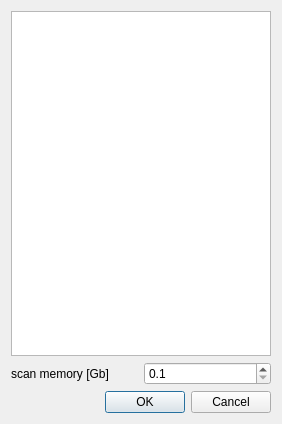
Above: src/libengrid/guibrlcadimportdialogue.ui from enGits/engrid before the change. Below: the same form after it.
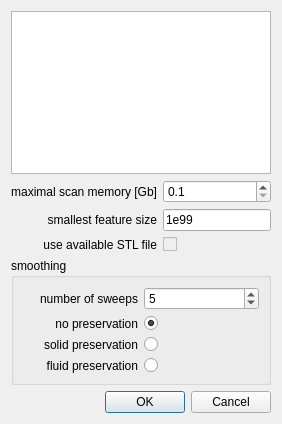
That is the form after the change.

Diff of the .ui file:
```diff
--- a/src/libengrid/guibrlcadimportdialogue.ui
+++ b/src/libengrid/guibrlcadimportdialogue.ui
@@ -13,14 +13,21 @@
   <property name="windowTitle">
    <string>Dialog</string>
   </property>
-  <layout class="QGridLayout" name="gridLayout">
-   <item row="0" column="0" colspan="2">
-    <widget class="QListWidget" name="listWidget"/>
+  <layout class="QGridLayout" name="gridLayout_2">
+   <item row="6" column="0" colspan="2">
+    <widget class="QDialogButtonBox" name="buttonBox">
+     <property name="orientation">
+      <enum>Qt::Horizontal</enum>
+     </property>
+     <property name="standardButtons">
+      <set>QDialogButtonBox::Cancel|QDialogButtonBox::Ok</set>
+     </property>
+    </widget>
    </item>
-   <item row="1" column="0">
-    <widget class="QLabel" name="label">
+   <item row="2" column="1">
+    <widget class="QLineEdit" name="lineEditSmallestFeature">
      <property name="text">
-      <string>scan memory [Gb]</string>
+      <string>1e99</string>
      </property>
     </widget>
    </item>
@@ -40,13 +47,129 @@
      </property>
     </widget>
    </item>
-   <item row="2" column="0" colspan="2">
-    <widget class="QDialogButtonBox" name="buttonBox">
-     <property name="orientation">
-      <enum>Qt::Horizontal</enum>
+   <item row="0" column="0" colspan="2">
+    <widget class="QListWidget" name="listWidget"/>
+   </item>
+   <item row="1" column="0">
+    <widget class="QLabel" name="label">
+     <property name="text">
+      <string>maximal scan memory [Gb]</string>
      </property>
-     <property name="standardButtons">
-      <set>QDialogButtonBox::Cancel|QDialogButtonBox::Ok</set>
+     <property name="alignment">
+      <set>Qt::AlignRight|Qt::AlignTrailing|Qt::AlignVCenter</set>
+     </property>
+    </widget>
+   </item>
+   <item row="5" column="0" colspan="2">
+    <widget class="QGroupBox" name="groupBox">
+     <property name="title">
+      <string>smoothing</string>
+     </property>
+     <layout class="QGridLayout" name="gridLayout">
+      <item row="1" column="1">
+       <widget class="QRadioButton" name="radioButtonNoPreservation">
+        <property name="text">
+         <string/>
+        </property>
+        <property name="checked">
+         <bool>true</bool>
+        </property>
+       </widget>
+      </item>
+      <item row="0" column="1">
+       <widget class="QSpinBox" name="spinBoxSmoothing">
+        <property name="maximum">
+         <number>100</number>
+        </property>
+        <property name="value">
+         <number>5</number>
+        </property>
+       </widget>
+      </item>
+      <item row="0" column="0">
+       <widget class="QLabel" name="label_3">
+        <property name="text">
+         <string>number of sweeps</string>
+        </property>
+        <property name="alignment">
+         <set>Qt::AlignRight|Qt::AlignTrailing|Qt::AlignVCenter</set>
+        </property>
+       </widget>
+      </item>
+      <item row="2" column="1">
+       <widget class="QRadioButton" name="radioButtonSolidPreservation">
+        <property name="text">
+         <string/>
+        </property>
+       </widget>
+      </item>
+      <item row="3" column="1">
+       <widget class="QRadioButton" name="radioButtonFluidPreservation">
+        <property name="text">
+         <string/>
+        </property>
+       </widget>
+      </item>
+      <item row="1" column="0">
+       <widget class="QLabel" name="label_4">
+        <property name="text">
+         <string>no preservation</string>
+        </property>
+        <property name="alignment">
+         <set>Qt::AlignRight|Qt::AlignTrailing|Qt::AlignVCenter</set>
+        </property>
+       </widget>
+      </item>
+      <item row="2" column="0">
+       <widget class="QLabel" name="label_5">
+        <property name="text">
+         <string>solid preservation</string>
+        </property>
+        <property name="alignment">
+         <set>Qt::AlignRight|Qt::AlignTrailing|Qt::AlignVCenter</set>
+        </property>
+       </widget>
+      </item>
+      <item row="3" column="0">
+       <widget class="QLabel" name="label_6">
+        <property name="text">
+         <string>fluid preservation</string>
+        </property>
+        <property name="alignment">
+         <set>Qt::AlignRight|Qt::AlignTrailing|Qt::AlignVCenter</set>
+        </property>
+       </widget>
+      </item>
+     </layout>
+    </widget>
+   </item>
+   <item row="2" column="0">
+    <widget class="QLabel" name="label_2">
+     <property name="text">
+      <string>smallest feature size</string>
+     </property>
+     <property name="alignment">
+      <set>Qt::AlignRight|Qt::AlignTrailing|Qt::AlignVCenter</set>
+     </property>
+    </widget>
+   </item>
+   <item row="3" column="1">
+    <widget class="QCheckBox" name="checkBoxSTL">
+     <property name="enabled">
+      <bool>false</bool>
+     </property>
+     <property name="text">
+      <string/>
+     </property>
+    </widget>
+   </item>
+   <item row="3" column="0">
+    <widget class="QLabel" name="label_7">
+     <property name="text">
+      <string>use available STL file</string>
+     </property>
+     <property name="alignment">
+      <set>Qt::AlignRight|Qt::AlignTrailing|Qt::AlignVCenter</set>
      </property>
     </widget>
    </item>
```
Left out of the diff: 11 changed lines with no effect on the pictures.
